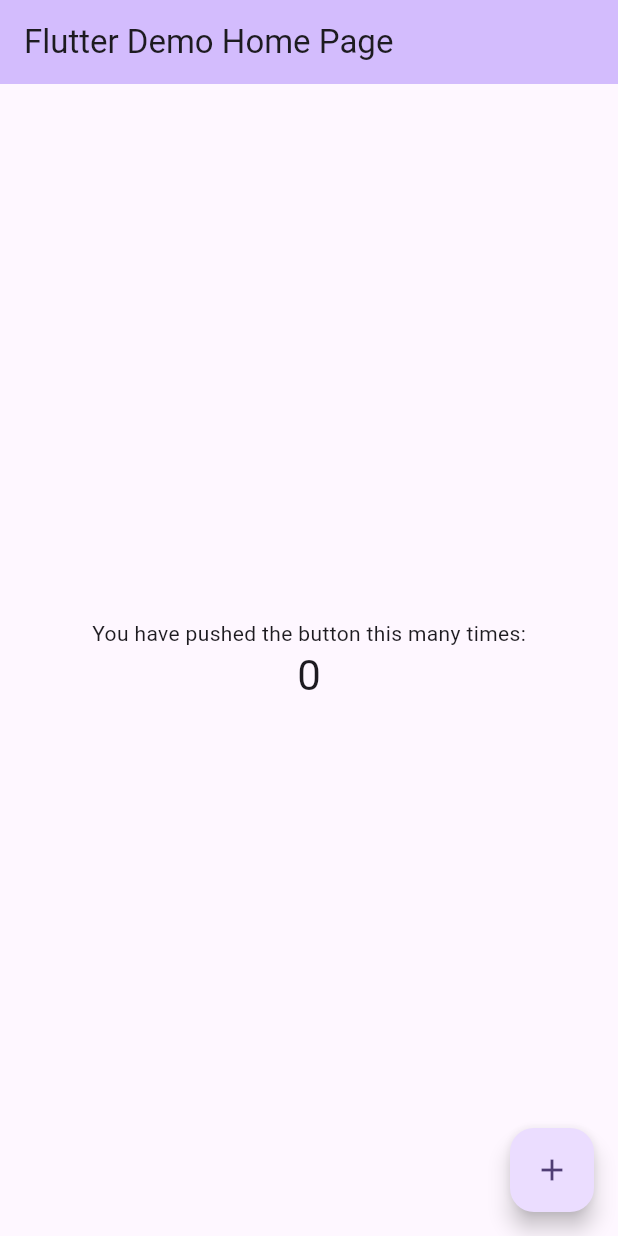
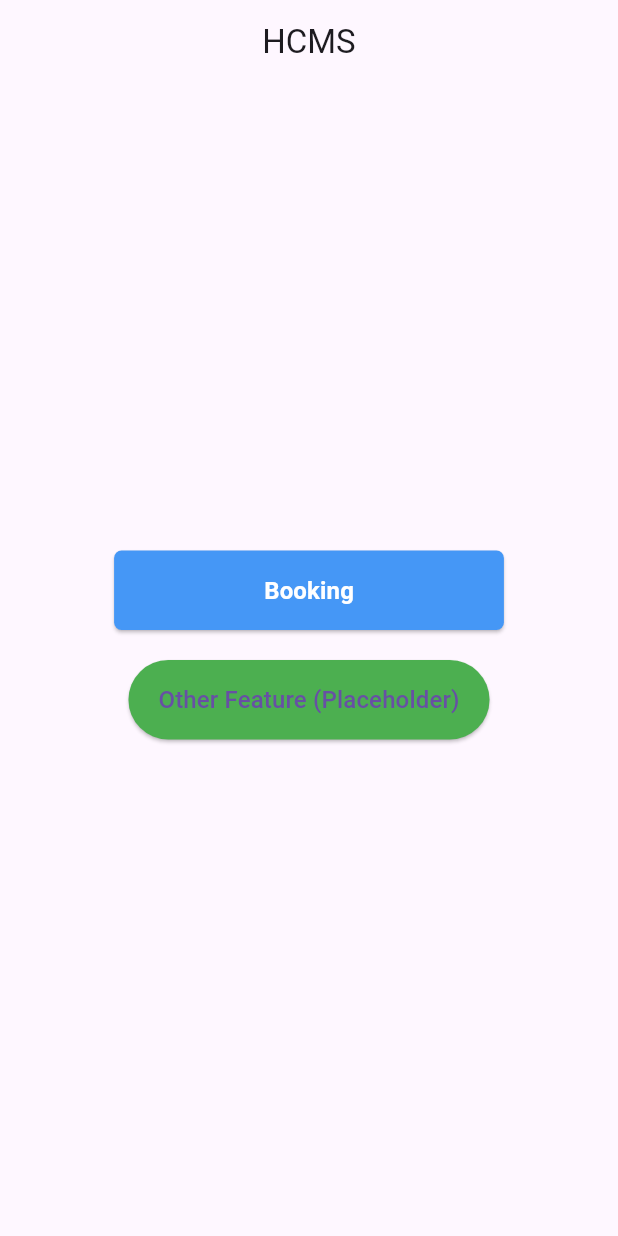
Before and after one commit to 4ziq/hcms, a Flutter app: the screen it shows after launch, on a phone screen of 412 x 824 dp. Run offline on Flutter 3.47's test engine with Material 3 defaults, Android fonts, the phone set to English and light mode, and no system bars.

Commit message:
Manage Booking interfaces

```diff
--- /dev/null
+++ b/lib/ManageBooking/BookingDetailPage.dart
@@ -0,0 +1,28 @@
+import 'package:flutter/material.dart';
+
+class BookingDetailPage extends StatelessWidget {
+  final Map<String, dynamic> booking;
+
+  const BookingDetailPage({super.key, required this.booking});
+
+  @override
+  Widget build(BuildContext context) {
+    return Scaffold(
+      appBar: AppBar(
+        title: const Text('Booking Detail'),
+      ),
+      body: Padding(
+        padding: const EdgeInsets.all(16.0),
+        child: Column(
+          crossAxisAlignment: CrossAxisAlignment.start,
+          children: [
+            Text('Date: ${booking['date']}'),
+            Text('Time: ${booking['time']}'),
+            Text('Fee: ${booking['fee']}'),
+            Text('Description: ${booking['description']}'),
+          ],
+        ),
+      ),
+    );
+  }
+}
--- a/lib/main.dart
+++ b/lib/main.dart
@@ -1,125 +1,78 @@
 import 'package:flutter/material.dart';
+import 'ManageBooking/BookingListPage.dart';
 
 void main() {
-  runApp(const MyApp());
+  runApp(MyApp());
 }
 
 class MyApp extends StatelessWidget {
-  const MyApp({super.key});
-
-  // This widget is the root of your application.
   @override
   Widget build(BuildContext context) {
     return MaterialApp(
-      title: 'Flutter Demo',
+      title: 'HCMS',
       theme: ThemeData(
-        // This is the theme of your application.
-        //
-        // TRY THIS: Try running your application with "flutter run". You'll see
-        // the application has a purple toolbar. Then, without quitting the app,
-        // try changing the seedColor in the colorScheme below to Colors.green
-        // and then invoke "hot reload" (save your changes or press the "hot
-        // reload" button in a Flutter-supported IDE, or press "r" if you used
-        // the command line to start the app).
-        //
-        // Notice that the counter didn't reset back to zero; the application
-        // state is not lost during the reload. To reset the state, use hot
-        // restart instead.
-        //
-        // This works for code too, not just values: Most code changes can be
-        // tested with just a hot reload.
-        colorScheme: ColorScheme.fromSeed(seedColor: Colors.deepPurple),
-        useMaterial3: true,
+        primarySwatch: Colors.blue,
       ),
-      home: const MyHomePage(title: 'Flutter Demo Home Page'),
+      home: DashboardScreen(), // Set DashboardScreen as the home screen
     );
   }
 }
 
-class MyHomePage extends StatefulWidget {
-  const MyHomePage({super.key, required this.title});
-
-  // This widget is the home page of your application. It is stateful, meaning
-  // that it has a State object (defined below) that contains fields that affect
-  // how it looks.
-
-  // This class is the configuration for the state. It holds the values (in this
-  // case the title) provided by the parent (in this case the App widget) and
-  // used by the build method of the State. Fields in a Widget subclass are
-  // always marked "final".
-
-  final String title;
-
-  @override
-  State<MyHomePage> createState() => _MyHomePageState();
-}
-
-class _MyHomePageState extends State<MyHomePage> {
-  int _counter = 0;
-
-  void _incrementCounter() {
-    setState(() {
-      // This call to setState tells the Flutter framework that something has
-      // changed in this State, which causes it to rerun the build method below
-      // so that the display can reflect the updated values. If we changed
-      // _counter without calling setState(), then the build method would not be
-      // called again, and so nothing would appear to happen.
-      _counter++;
-    });
-  }
-
+class DashboardScreen extends StatelessWidget {
   @override
   Widget build(BuildContext context) {
-    // This method is rerun every time setState is called, for instance as done
-    // by the _incrementCounter method above.
-    //
-    // The Flutter framework has been optimized to make rerunning build methods
-    // fast, so that you can just rebuild anything that needs updating rather
-    // than having to individually change instances of widgets.
     return Scaffold(
       appBar: AppBar(
-        // TRY THIS: Try changing the color here to a specific color (to
-        // Colors.amber, perhaps?) and trigger a hot reload to see the AppBar
-        // change color while the other colors stay the same.
-        backgroundColor: Theme.of(context).colorScheme.inversePrimary,
-        // Here we take the value from the MyHomePage object that was created by
-        // the App.build method, and use it to set our appbar title.
-        title: Text(widget.title),
+        title: Center(
+          child: Text("HCMS"),
+        ),
       ),
       body: Center(
-        // Center is a layout widget. It takes a single child and positions it
-        // in the middle of the parent.
         child: Column(
-          // Column is also a layout widget. It takes a list of children and
-          // arranges them vertically. By default, it sizes itself to fit its
-          // children horizontally, and tries to be as tall as its parent.
-          //
-          // Column has various properties to control how it sizes itself and
-          // how it positions its children. Here we use mainAxisAlignment to
-          // center the children vertically; the main axis here is the vertical
-          // axis because Columns are vertical (the cross axis would be
-          // horizontal).
-          //
-          // TRY THIS: Invoke "debug painting" (choose the "Toggle Debug Paint"
-          // action in the IDE, or press "p" in the console), to see the
-          // wireframe for each widget.
           mainAxisAlignment: MainAxisAlignment.center,
-          children: <Widget>[
-            const Text(
-              'You have pushed the button this many times:',
+          children: [
+            ElevatedButton(
+              onPressed: () {
+                // Navigate to BookingListScreen
+                Navigator.push(
+                  context,
+                  MaterialPageRoute(builder: (context) => BookingListPage()),
+                );
+              },
+              style: ElevatedButton.styleFrom(
+                backgroundColor: Color.fromRGBO(69, 151, 246, 1),
+                padding: const EdgeInsets.symmetric(horizontal: 100, vertical: 15),
+                shape: RoundedRectangleBorder(
+                  borderRadius: BorderRadius.circular(5),
+                ),
+              ),
+              child: const Text(
+                'Booking',
+                style: TextStyle(
+                  fontSize: 16,
+                  color: Colors.white,
+                  fontWeight: FontWeight.bold,
+                ),
+              ),
             ),
-            Text(
-              '$_counter',
-              style: Theme.of(context).textTheme.headlineMedium,
+            const SizedBox(height: 20),
+            ElevatedButton(
+              onPressed: () {
+                // Add more navigation options if needed
+              },
+              style: ElevatedButton.styleFrom(
+                backgroundColor: Colors.green,
+                padding: const EdgeInsets.symmetric(horizontal: 20, vertical: 15),
+              ),
+              child: const Text(
+                'Other Feature (Placeholder)',
+                style: TextStyle(fontSize: 16),
+              ),
             ),
+            const SizedBox(height: 20),
           ],
         ),
       ),
-      floatingActionButton: FloatingActionButton(
-        onPressed: _incrementCounter,
-        tooltip: 'Increment',
-        child: const Icon(Icons.add),
-      ), // This trailing comma makes auto-formatting nicer for build methods.
     );
   }
 }
```
Also changed, not shown: lib/ManageBooking/BookingFormPage.dart (added, +192 -0 lines), lib/ManageBooking/BookingListPage.dart (added, +143 -0 lines), lib/ManageBooking/EditBookingPage.dart (added, +104 -0 lines).
